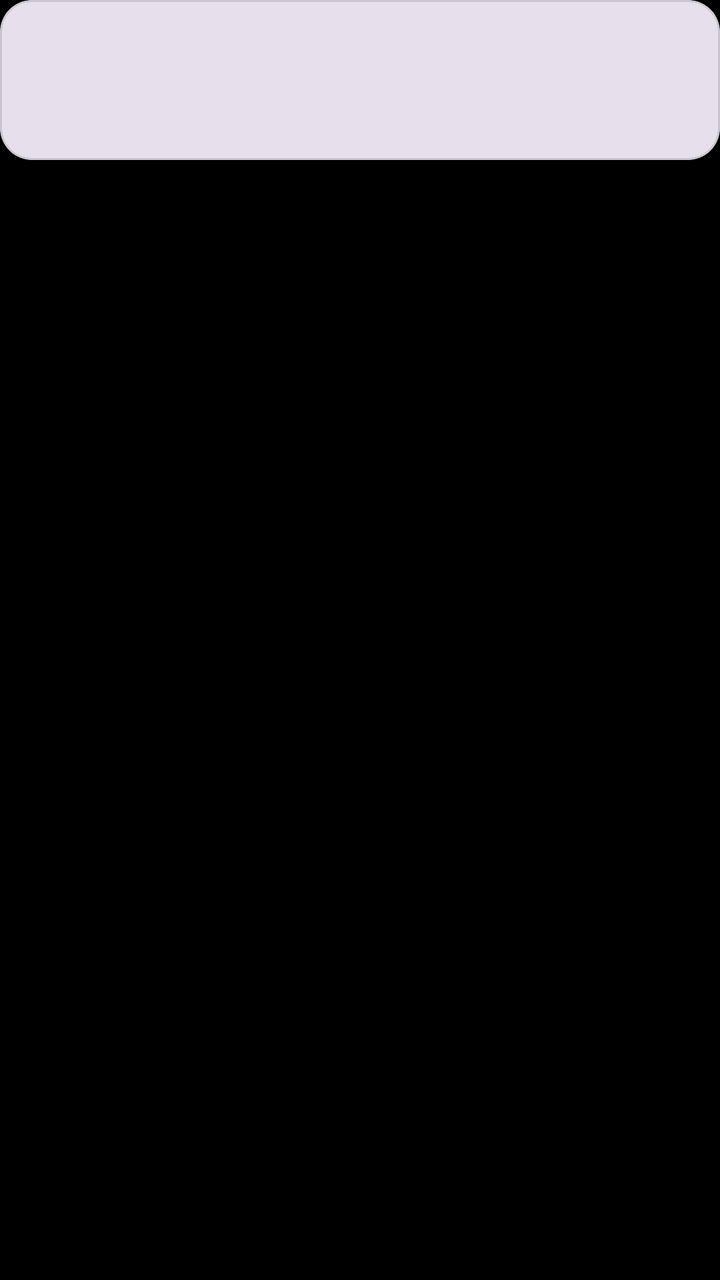
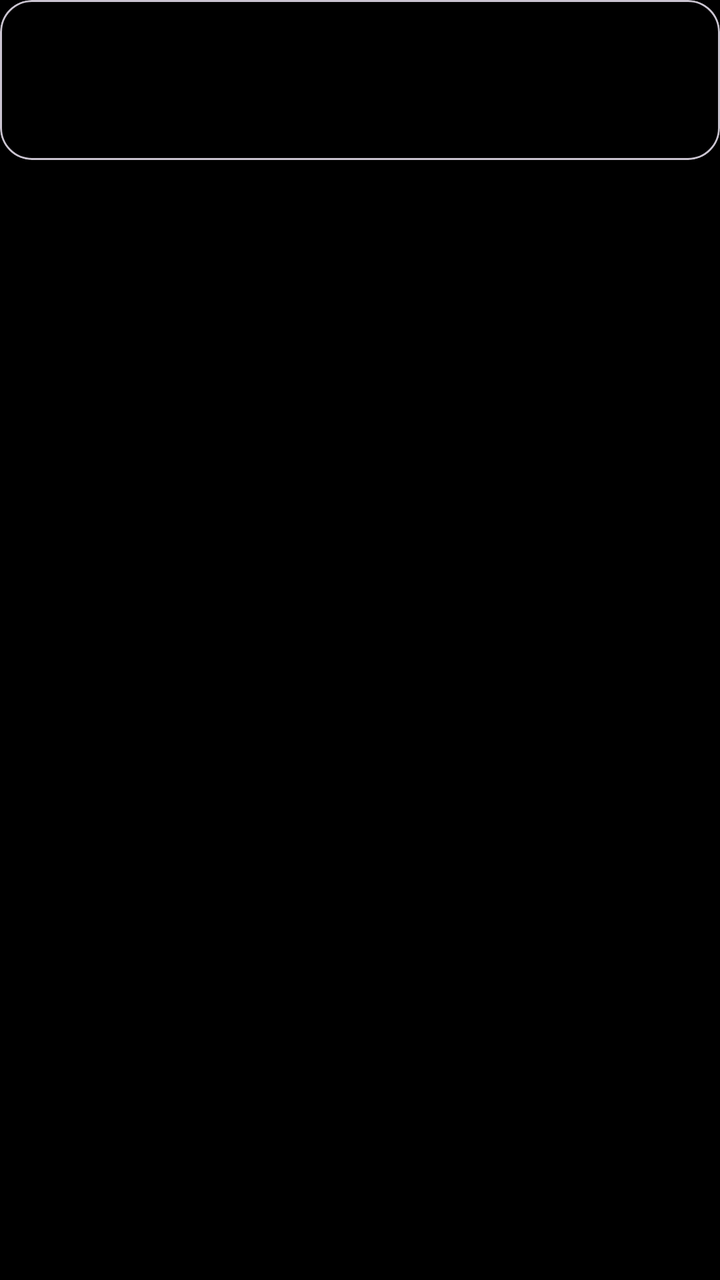

Before-and-after screenshots of an Android layout around one commit, followed by the original layout XML and the change that was made.
<!-- AndroidManifest.xml: application theme Theme.CloX -->
<!-- res/layout/item_widget_full_width.xml -->
<?xml version="1.0" encoding="utf-8"?>
<FrameLayout
    xmlns:android="http://schemas.android.com/apk/res/android"
    xmlns:app="http://schemas.android.com/apk/res-auto"
    android:layout_width="match_parent"
    android:layout_height="wrap_content"
    android:layout_marginBottom="10dp">

    <com.google.android.material.card.MaterialCardView
        android:id="@+id/widgetCard"
        android:layout_width="match_parent"
        android:layout_height="wrap_content"
        app:cardCornerRadius="16dp"
        app:cardElevation="2dp"
        app:cardBackgroundColor="?attr/colorSurfaceVariant">

        
        <FrameLayout
            android:id="@+id/widgetContainer"
            android:layout_width="match_parent"
            android:layout_height="match_parent"
            android:minHeight="80dp" />

        

        <ImageButton
            android:id="@+id/btnDelete"
            android:layout_width="36dp"
            android:layout_height="36dp"
            android:layout_gravity="top|end"
            android:layout_margin="8dp"
            android:src="@drawable/ic_close"
            android:background="@drawable/bg_delete_badge"
            android:padding="6dp"
            android:contentDescription="Delete"
            android:visibility="gone" />

        <ImageView
            android:id="@+id/dragHandle"
            android:layout_width="32dp"
            android:layout_height="32dp"
            android:layout_gravity="top|start"
            android:layout_margin="8dp"
            android:src="@drawable/ic_drag_handle"
            android:alpha="0.7"
            android:visibility="gone" />

        <LinearLayout
            android:id="@+id/heightControls"
            android:layout_width="wrap_content"
            android:layout_height="wrap_content"
            android:layout_gravity="bottom|center_horizontal"
            android:layout_marginBottom="8dp"
            android:orientation="horizontal"
            android:background="@drawable/bg_height_pill"
            android:paddingHorizontal="4dp"
            android:visibility="gone">

            <ImageButton
                android:id="@+id/btnHeightDown"
                android:layout_width="32dp"
                android:layout_height="32dp"
                android:src="@drawable/ic_expand_less"
                android:background="?attr/selectableItemBackgroundBorderless"
                android:contentDescription="Decrease height" />

            <TextView
                android:id="@+id/tvHeight"
                android:layout_width="24dp"
                android:layout_height="match_parent"
                android:gravity="center"
                android:textAppearance="?attr/textAppearanceLabelMedium"
                android:textColor="@android:color/white" />

            <ImageButton
                android:id="@+id/btnHeightUp"
                android:layout_width="32dp"
                android:layout_height="32dp"
                android:src="@drawable/ic_expand_more"
                android:background="?attr/selectableItemBackgroundBorderless"
                android:contentDescription="Increase height" />

        </LinearLayout>

    </com.google.android.material.card.MaterialCardView>

</FrameLayout>
<!-- resources referenced by this layout -->
<resources>
  <!-- drawable bg_delete_badge (drawable) -->
  <?xml version="1.0" encoding="utf-8"?>
  <shape xmlns:android="http://schemas.android.com/apk/res/android"
      android:shape="oval">
      <solid android:color="#CC1A1A1A" />
  </shape>
  <!-- drawable bg_height_pill (drawable) -->
  <?xml version="1.0" encoding="utf-8"?>
  <shape xmlns:android="http://schemas.android.com/apk/res/android"
      android:shape="rectangle">
      <corners android:radius="999dp" />
      <solid android:color="#CC1A1A1A" />
  </shape>
  <!-- drawable ic_close (drawable) -->
  <?xml version="1.0" encoding="utf-8"?>
  <vector xmlns:android="http://schemas.android.com/apk/res/android"
      android:width="24dp" android:height="24dp"
      android:viewportWidth="24" android:viewportHeight="24"
      android:tint="?attr/colorControlNormal">
      <path android:fillColor="@android:color/white"
          android:pathData="M19,6.41L17.59,5 12,10.59 6.41,5 5,6.41 10.59,12 5,17.59 6.41,19 12,13.41 17.59,19 19,17.59 13.41,12z"/>
  </vector>
  <!-- drawable ic_drag_handle (drawable) -->
  <?xml version="1.0" encoding="utf-8"?>
  <vector xmlns:android="http://schemas.android.com/apk/res/android"
      android:width="24dp"
      android:height="24dp"
      android:viewportWidth="24"
      android:viewportHeight="24">
      <path android:fillColor="?attr/colorOnSurface" android:fillAlpha="0.38"
          android:pathData="M20,9H4v2h16V9zM4,15h16v-2H4v2z"/>
  </vector>
  <!-- drawable ic_expand_less (drawable) -->
  <?xml version="1.0" encoding="utf-8"?>
  <vector xmlns:android="http://schemas.android.com/apk/res/android"
      android:width="24dp" android:height="24dp"
      android:viewportWidth="24" android:viewportHeight="24"
      android:tint="?attr/colorControlNormal">
      <path android:fillColor="@android:color/white"
          android:pathData="M12,8l-6,6 1.41,1.41L12,10.83l4.59,4.58L18,14z"/>
  </vector>
  <!-- drawable ic_expand_more (drawable) -->
  <?xml version="1.0" encoding="utf-8"?>
  <vector xmlns:android="http://schemas.android.com/apk/res/android"
      android:width="24dp" android:height="24dp"
      android:viewportWidth="24" android:viewportHeight="24"
      android:tint="?attr/colorControlNormal">
      <path android:fillColor="@android:color/white"
          android:pathData="M16.59,8.59L12,13.17 7.41,8.59 6,10l6,6 6,-6 -1.41,-1.41z"/>
  </vector>
  <style name="Theme.CloX" parent="Theme.Material3.DayNight.NoActionBar">
          <item name="android:windowBackground">@android:color/black</item>
          <item name="android:windowAnimationStyle">@null</item>
      </style>
</resources>

<!-- the commit's change to res/layout/item_widget_full_width.xml (unified diff, before → after) -->
@@ -11,8 +11,8 @@
         android:layout_width="match_parent"
         android:layout_height="wrap_content"
         app:cardCornerRadius="16dp"
-        app:cardElevation="2dp"
-        app:cardBackgroundColor="?attr/colorSurfaceVariant">
+        app:cardElevation="0dp"
+        app:cardBackgroundColor="@android:color/transparent">
 
         
         <FrameLayout
@@ -66,8 +66,10 @@
 
             <TextView
                 android:id="@+id/tvHeight"
-                android:layout_width="24dp"
+                android:layout_width="wrap_content"
                 android:layout_height="match_parent"
+                android:minWidth="24dp"
+                android:paddingHorizontal="4dp"
                 android:gravity="center"
                 android:textAppearance="?attr/textAppearanceLabelMedium"
                 android:textColor="@android:color/white" />
